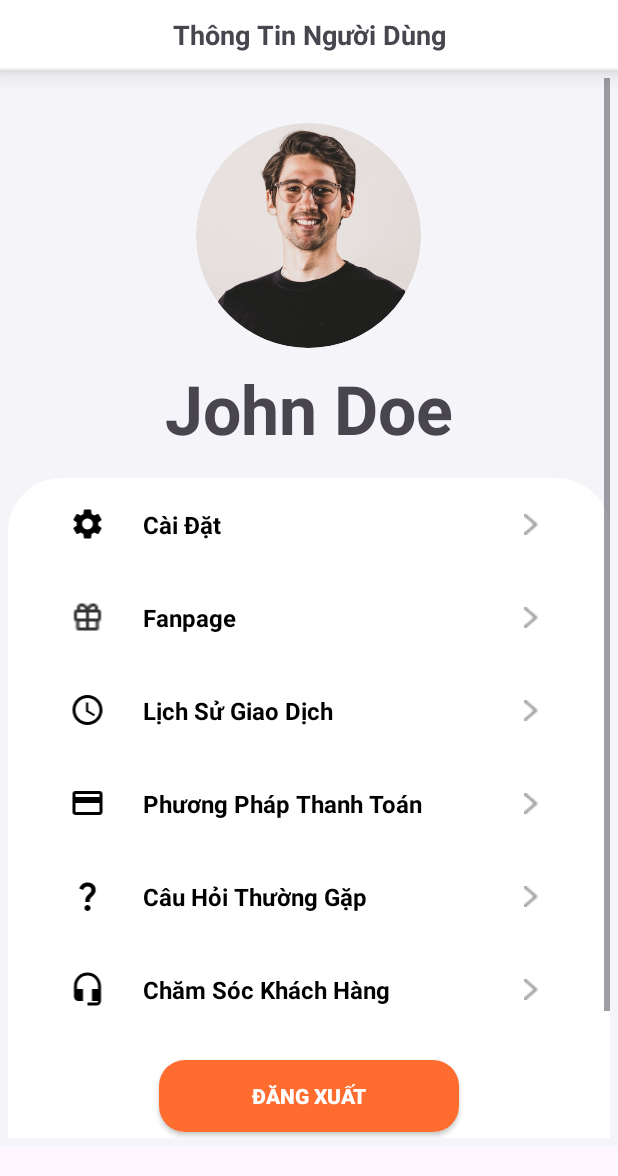
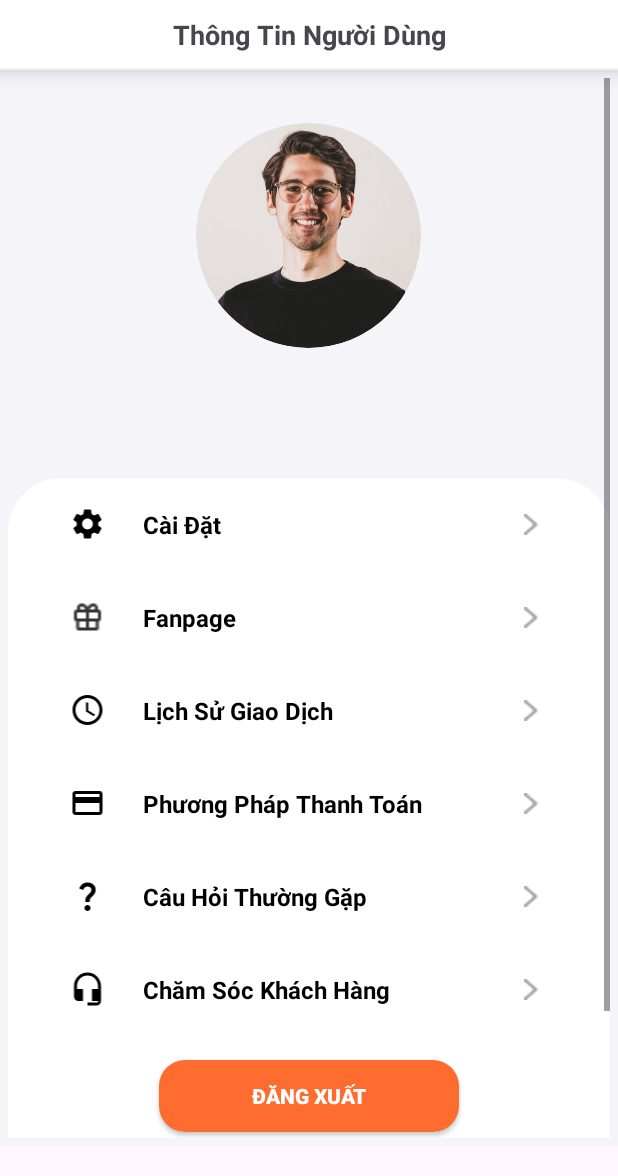
Before and after one commit to quyettc1112/Aurora, an Android app: the fragment ProfileFragment shown on its own in the app's theme, on a phone screen of 412 x 824 dp. Shown: the top 1176 px of the screen. Run offline under Robolectric (Android 15) with nearby library versions, the phone set to English and light mode, and no system bars; our stand-ins replace CircleImageView, data binding.

Commit message:
Update Call User info

```diff
--- a/app/src/main/res/layout/fragment_profile.xml
+++ b/app/src/main/res/layout/fragment_profile.xml
@@ -59,8 +59,8 @@
                 android:id="@+id/userName"
                 android:layout_width="wrap_content"
                 android:layout_height="wrap_content"
+                android:gravity="center"
                 android:layout_marginTop="10dp"
-                android:text="John Doe"
                 android:textSize="45dp"
                 android:textStyle="bold"
                 android:translationZ="10dp"
```
Also changed, not shown: app/src/main/res/drawable/ic_material_huu_cao_co.png (added), 1 other file.
